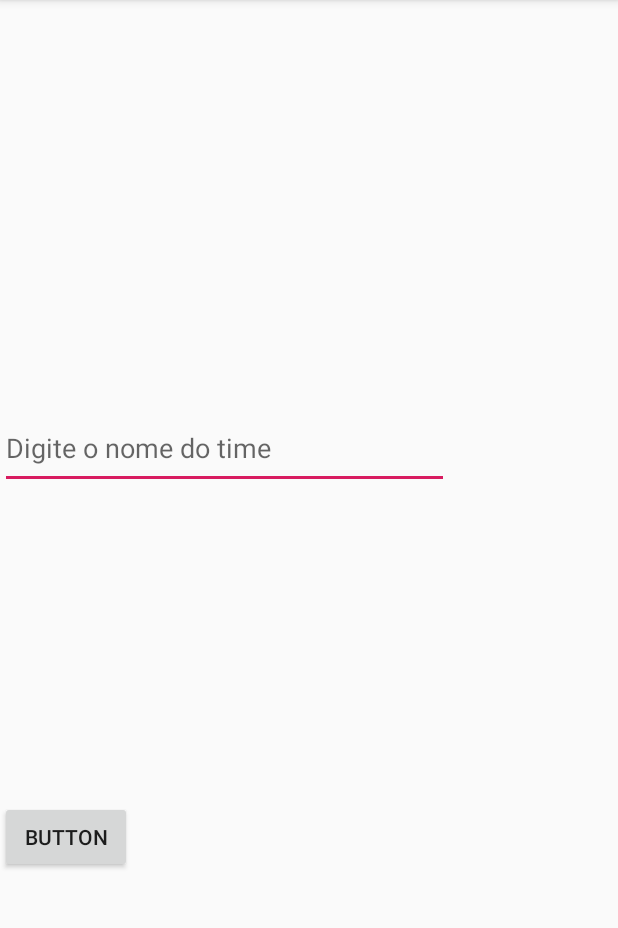
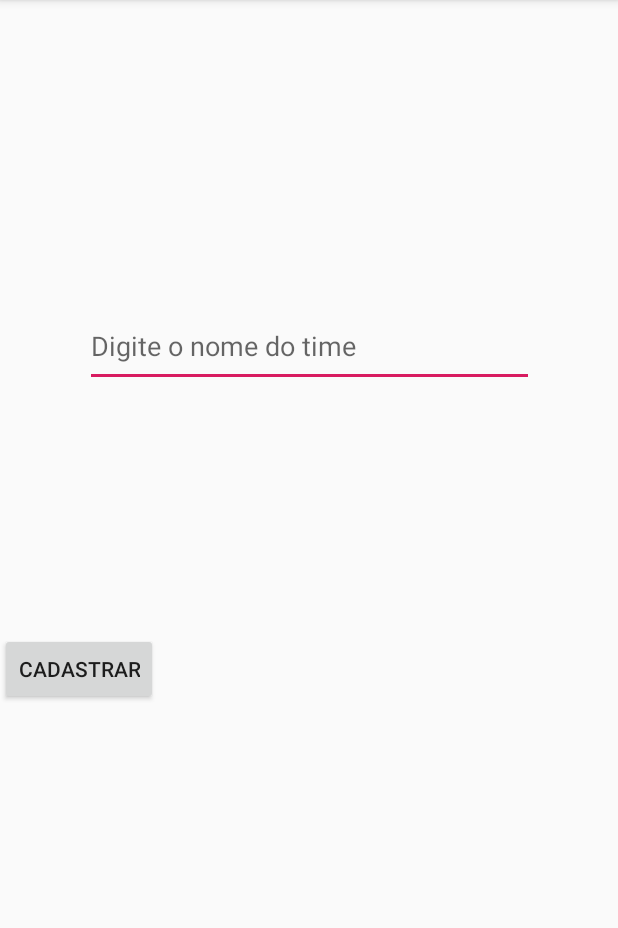
Before and after one commit to viniciusbeckerbernardini/footballSquadMaker, an Android app: the screen it shows after launch (teamFormActivity), after a tap on an icon or button, on a phone screen of 412 x 824 dp, the part 84-1012 px from its top. Run offline under Robolectric (Android 15) with nearby library versions, the phone set to English and light mode, and no system bars.

Commit message:
Feature: cadastro,exclusão e listagem de times concluída

```diff
--- a/app/src/main/java/fadergs/squadmaker/DBTeams.java
+++ b/app/src/main/java/fadergs/squadmaker/DBTeams.java
@@ -16,11 +16,11 @@ public class DBTeams extends SQLiteOpenHelper {
     @Override
     public void onCreate(SQLiteDatabase sqLiteDatabase) {
         sqLiteDatabase.execSQL("CREATE TABLE IF NOT EXISTS teams ( "+
-                "idTeam INTEGER  PRIMARY KEY AUTOINCREMENT NOT NULL ,"+
+                "idTeam INTEGER  PRIMARY KEY AUTOINCREMENT NOT NULL,"+
                 "nameTeam TEXT);");
 
         sqLiteDatabase.execSQL("CREATE TABLE IF NOT EXISTS players( " +
-                "idPlayer INTEGER PRIMARY KEY AUTOINCREMENT NOT NULL  ,"+
+                "idPlayer INTEGER PRIMARY KEY AUTOINCREMENT NOT NULL,"+
                 "namePlayer TEXT,"+
                 "IdTeam INTEGER,"+
                 "numberShirt INTEGER,"+
--- a/app/src/main/java/fadergs/squadmaker/MainActivity.java
+++ b/app/src/main/java/fadergs/squadmaker/MainActivity.java
@@ -9,6 +9,7 @@ import android.os.Bundle;
 import android.view.View;
 import android.widget.ArrayAdapter;
 import android.widget.ListView;
+import android.widget.Toast;
 import android.widget.Toolbar;
 
 import com.google.android.material.floatingactionbutton.FloatingActionButton;
@@ -69,6 +70,7 @@ public class MainActivity extends AppCompatActivity {
     @Override
     protected void onStart() {
         super.onStart();
+        loadTeamList();
 
     }
 
@@ -81,6 +83,10 @@ public class MainActivity extends AppCompatActivity {
             fakeTeam.setName("Lista vazia!");
             teamListL.add(fakeTeam);
         }
+
+        teamListL.toString();
+        Toast.makeText(this, teamListL.toString(), Toast.LENGTH_SHORT).show();
+
         TeamAdapter teamAdapter = new TeamAdapter(this, teamListL);
         teamList.setAdapter(teamAdapter);
     }
--- a/app/src/main/java/fadergs/squadmaker/Team.java
+++ b/app/src/main/java/fadergs/squadmaker/Team.java
@@ -7,7 +7,7 @@ public class Team {
 
     public String getName()
     {
-        return this.name;
+        return name;
 
     }
 
--- a/app/src/main/java/fadergs/squadmaker/TeamAdapter.java
+++ b/app/src/main/java/fadergs/squadmaker/TeamAdapter.java
@@ -25,12 +25,12 @@ public class TeamAdapter extends BaseAdapter {
 
     @Override
     public int getCount() {
-        return this.teamsList.size();
+        return teamsList.size();
     }
 
     @Override
     public Object getItem(int i) {
-        return this.teamsList.get(i);
+        return teamsList.get(i);
     }
 
     @Override
@@ -47,12 +47,13 @@ public class TeamAdapter extends BaseAdapter {
             view = inflater.inflate(R.layout.activity_layout_list,null);
             sp.tvName = (TextView) view.findViewById(R.id.LTVID);
             sp.tvID = (TextView) view.findViewById(R.id.LTVName);
+            sp.layout = (LinearLayout) view.findViewById(R.id.layout);
+            view.setTag(sp);
         }else{
             sp = (suportHandler) view.getTag();
         }
 
         Team team = teamsList.get(i);
-
         sp.tvID.setText(String.valueOf(team.getID()));
         sp.tvName.setText(String.valueOf(team.getName()));
 
@@ -61,7 +62,6 @@ public class TeamAdapter extends BaseAdapter {
         }else{
             sp.layout.setBackgroundColor(Color.rgb(230,230,230) );
         }
-
 
         return view;
     }
--- a/app/src/main/res/layout/activity_team_form.xml
+++ b/app/src/main/res/layout/activity_team_form.xml
@@ -10,18 +10,21 @@
         android:id="@+id/ETTeamName"
         android:layout_width="299dp"
         android:layout_height="54dp"
-        android:layout_marginTop="272dp"
+        android:layout_marginTop="204dp"
         android:hint="Digite o nome do time"
-        app:layout_constraintTop_toTopOf="parent"
-        tools:layout_editor_absoluteX="56dp" />
+        app:layout_constraintEnd_toEndOf="parent"
+        app:layout_constraintStart_toStartOf="parent"
+        app:layout_constraintTop_toTopOf="parent" />
 
     <Button
         android:id="@+id/btnCreateTeam"
         android:layout_width="wrap_content"
         android:layout_height="wrap_content"
-        android:layout_marginTop="208dp"
-        android:text="Button"
+        android:layout_marginTop="84dp"
+        android:text="Cadastrar"
+        app:layout_constraintBottom_toBottomOf="parent"
         app:layout_constraintTop_toBottomOf="@+id/ETTeamName"
-        tools:layout_editor_absoluteX="161dp" />
+        app:layout_constraintVertical_bias="0.211"
+        tools:layout_editor_absoluteX="153dp" />
 
 </androidx.constraintlayout.widget.ConstraintLayout>
```
Also changed, not shown: app/src/main/java/fadergs/squadmaker/TeamsDAO.java (+9 -5 lines), app/src/main/res/layout/activity_layout_list.xml (+10 -4 lines), app/src/main/res/layout/content_main.xml (+13 -5 lines).
